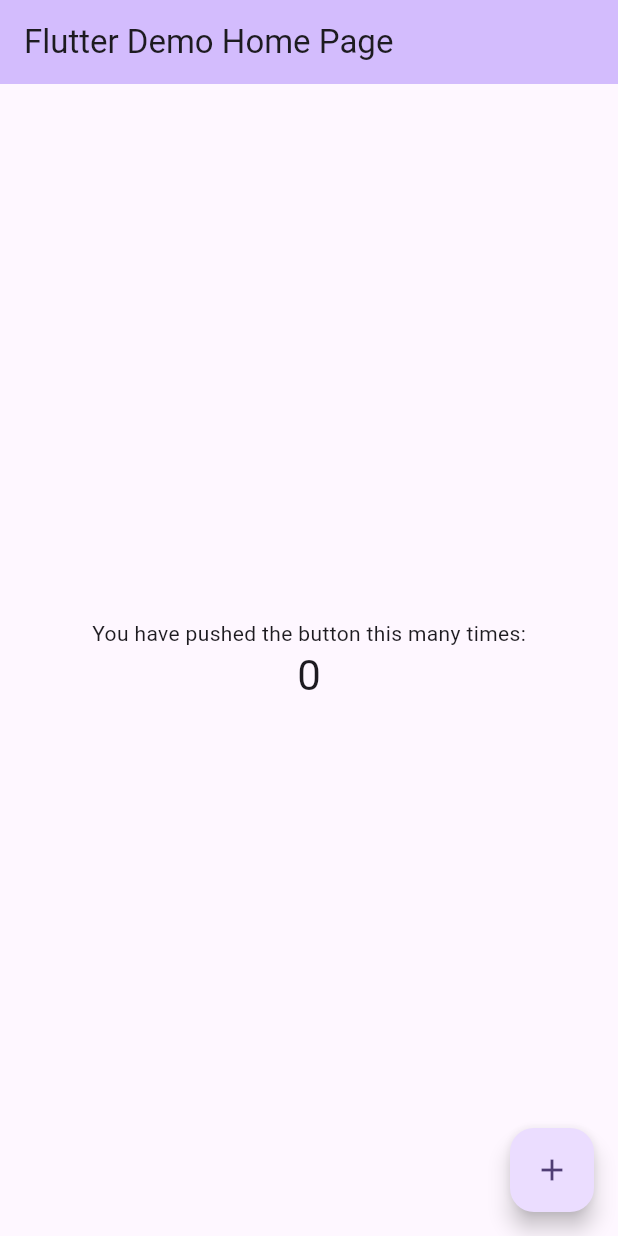
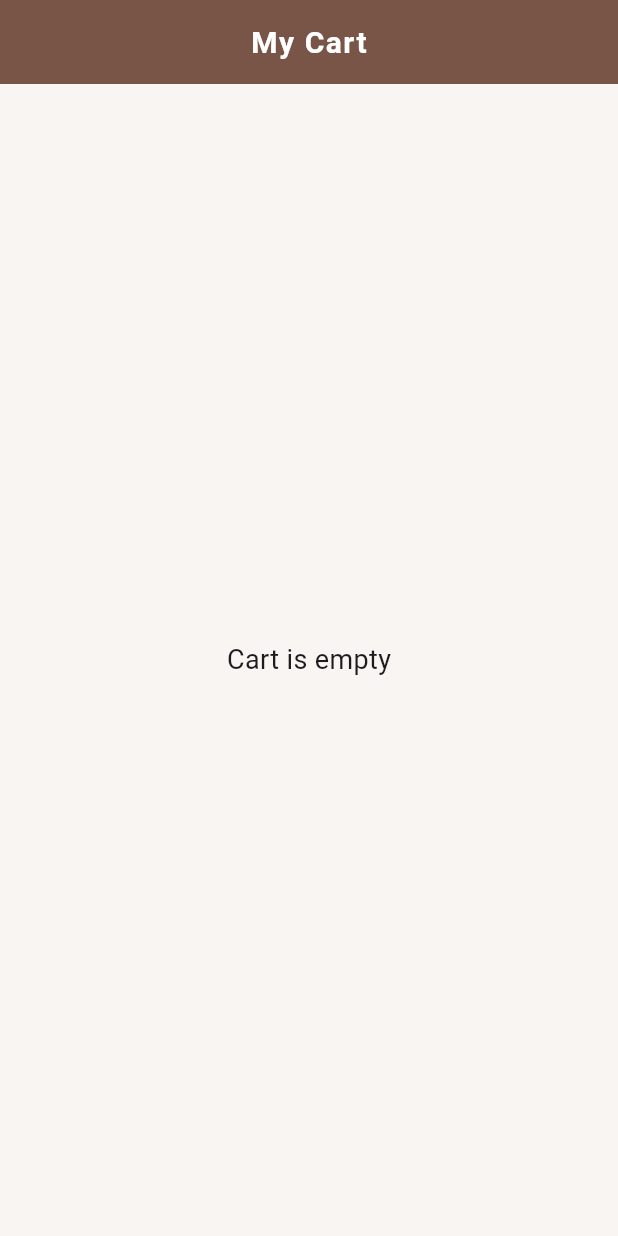
Before and after one commit to nickkenn17-code/mobile_lumiora_1, a Flutter app: the screen it shows after launch, on a phone screen of 412 x 824 dp. Run offline on Flutter 3.47's test engine with Material 3 defaults, Android fonts, the phone set to English and light mode, and no system bars.

Commit message:
Added cart, sectioned off lib folder

```diff
--- a/mobile_lumiora/lib/main.dart
+++ b/mobile_lumiora/lib/main.dart
@@ -1,122 +1,142 @@
 import 'package:flutter/material.dart';
+import 'screen/cart_screen.dart';
 
-void main() {
-  runApp(const MyApp());
+
+void main() { //add this
+    runApp(MyApp());
 }
 
-class MyApp extends StatelessWidget {
-  const MyApp({super.key});
-
-  // This widget is the root of your application.
+class MyApp extends StatelessWidget{
   @override
   Widget build(BuildContext context) {
     return MaterialApp(
-      title: 'Flutter Demo',
-      theme: ThemeData(
-        // This is the theme of your application.
-        //
-        // TRY THIS: Try running your application with "flutter run". You'll see
-        // the application has a purple toolbar. Then, without quitting the app,
-        // try changing the seedColor in the colorScheme below to Colors.green
-        // and then invoke "hot reload" (save your changes or press the "hot
-        // reload" button in a Flutter-supported IDE, or press "r" if you used
-        // the command line to start the app).
-        //
-        // Notice that the counter didn't reset back to zero; the application
-        // state is not lost during the reload. To reset the state, use hot
-        // restart instead.
-        //
-        // This works for code too, not just values: Most code changes can be
-        // tested with just a hot reload.
-        colorScheme: .fromSeed(seedColor: Colors.deepPurple),
-      ),
-      home: const MyHomePage(title: 'Flutter Demo Home Page'),
+      debugShowCheckedModeBanner: false,
+      // UBAH initialRoute ke '/login' agar aplikasi tahu harus mulai dari mana
+      initialRoute: '/cart',
+      routes: {
+        '/cart': (context) =>  CartScreen(),
+      },
     );
   }
 }
 
-class MyHomePage extends StatefulWidget {
-  const MyHomePage({super.key, required this.title});
+// void main() {
+//   runApp(const MyApp());
+// }
 
-  // This widget is the home page of your application. It is stateful, meaning
-  // that it has a State object (defined below) that contains fields that affect
-  // how it looks.
+// class MyApp extends StatelessWidget {
+//   const MyApp({super.key});
 
-  // This class is the configuration for the state. It holds the values (in this
-  // case the title) provided by the parent (in this case the App widget) and
-  // used by the build method of the State. Fields in a Widget subclass are
-  // always marked "final".
+//   // This widget is the root of your application.
+//   @override
+//   Widget build(BuildContext context) {
+//     return MaterialApp(
+//       title: 'Flutter Demo',
+//       theme: ThemeData(
+//         // This is the theme of your application.
+//         //
+//         // TRY THIS: Try running your application with "flutter run". You'll see
+//         // the application has a purple toolbar. Then, without quitting the app,
+//         // try changing the seedColor in the colorScheme below to Colors.green
+//         // and then invoke "hot reload" (save your changes or press the "hot
+//         // reload" button in a Flutter-supported IDE, or press "r" if you used
+//         // the command line to start the app).
+//         //
+//         // Notice that the counter didn't reset back to zero; the application
+//         // state is not lost during the reload. To reset the state, use hot
+//         // restart instead.
+//         //
+//         // This works for code too, not just values: Most code changes can be
+//         // tested with just a hot reload.
+//         colorScheme: .fromSeed(seedColor: Colors.deepPurple),
+//       ),
+//       home: const MyHomePage(title: 'Flutter Demo Home Page'),
+//     );
+//   }
+// }
 
-  final String title;
+// class MyHomePage extends StatefulWidget {
+//   const MyHomePage({super.key, required this.title});
 
-  @override
-  State<MyHomePage> createState() => _MyHomePageState();
-}
+//   // This widget is the home page of your application. It is stateful, meaning
+//   // that it has a State object (defined below) that contains fields that affect
+//   // how it looks.
 
-class _MyHomePageState extends State<MyHomePage> {
-  int _counter = 0;
+//   // This class is the configuration for the state. It holds the values (in this
+//   // case the title) provided by the parent (in this case the App widget) and
+//   // used by the build method of the State. Fields in a Widget subclass are
+//   // always marked "final".
 
-  void _incrementCounter() {
-    setState(() {
-      // This call to setState tells the Flutter framework that something has
-      // changed in this State, which causes it to rerun the build method below
-      // so that the display can reflect the updated values. If we changed
-      // _counter without calling setState(), then the build method would not be
-      // called again, and so nothing would appear to happen.
-      _counter++;
-    });
-  }
+//   final String title;
 
-  @override
-  Widget build(BuildContext context) {
-    // This method is rerun every time setState is called, for instance as done
-    // by the _incrementCounter method above.
-    //
-    // The Flutter framework has been optimized to make rerunning build methods
-    // fast, so that you can just rebuild anything that needs updating rather
-    // than having to individually change instances of widgets.
-    return Scaffold(
-      appBar: AppBar(
-        // TRY THIS: Try changing the color here to a specific color (to
-        // Colors.amber, perhaps?) and trigger a hot reload to see the AppBar
-        // change color while the other colors stay the same.
-        backgroundColor: Theme.of(context).colorScheme.inversePrimary,
-        // Here we take the value from the MyHomePage object that was created by
-        // the App.build method, and use it to set our appbar title.
-        title: Text(widget.title),
-      ),
-      body: Center(
-        // Center is a layout widget. It takes a single child and positions it
-        // in the middle of the parent.
-        child: Column(
-          // Column is also a layout widget. It takes a list of children and
-          // arranges them vertically. By default, it sizes itself to fit its
-          // children horizontally, and tries to be as tall as its parent.
-          //
-          // Column has various properties to control how it sizes itself and
-          // how it positions its children. Here we use mainAxisAlignment to
-          // center the children vertically; the main axis here is the vertical
-          // axis because Columns are vertical (the cross axis would be
-          // horizontal).
-          //
-          // TRY THIS: Invoke "debug painting" (choose the "Toggle Debug Paint"
-          // action in the IDE, or press "p" in the console), to see the
-          // wireframe for each widget.
-          mainAxisAlignment: .center,
-          children: [
-            const Text('You have pushed the button this many times:'),
-            Text(
-              '$_counter',
-              style: Theme.of(context).textTheme.headlineMedium,
-            ),
-          ],
-        ),
-      ),
-      floatingActionButton: FloatingActionButton(
-        onPressed: _incrementCounter,
-        tooltip: 'Increment',
-        child: const Icon(Icons.add),
-      ),
-    );
-  }
-}
+//   @override
+//   State<MyHomePage> createState() => _MyHomePageState();
+// }
+
+// class _MyHomePageState extends State<MyHomePage> {
+//   int _counter = 0;
+
+//   void _incrementCounter() {
+//     setState(() {
+//       // This call to setState tells the Flutter framework that something has
+//       // changed in this State, which causes it to rerun the build method below
+//       // so that the display can reflect the updated values. If we changed
+//       // _counter without calling setState(), then the build method would not be
+//       // called again, and so nothing would appear to happen.
+//       _counter++;
+//     });
+//   }
+
+//   @override
+//   Widget build(BuildContext context) {
+//     // This method is rerun every time setState is called, for instance as done
+//     // by the _incrementCounter method above.
+//     //
+//     // The Flutter framework has been optimized to make rerunning build methods
+//     // fast, so that you can just rebuild anything that needs updating rather
+//     // than having to individually change instances of widgets.
+//     return Scaffold(
+//       appBar: AppBar(
+//         // TRY THIS: Try changing the color here to a specific color (to
+//         // Colors.amber, perhaps?) and trigger a hot reload to see the AppBar
+//         // change color while the other colors stay the same.
+//         backgroundColor: Theme.of(context).colorScheme.inversePrimary,
+//         // Here we take the value from the MyHomePage object that was created by
+//         // the App.build method, and use it to set our appbar title.
+//         title: Text(widget.title),
+//       ),
+//       body: Center(
+//         // Center is a layout widget. It takes a single child and positions it
+//         // in the middle of the parent.
+//         child: Column(
+//           // Column is also a layout widget. It takes a list of children and
+//           // arranges them vertically. By default, it sizes itself to fit its
+//           // children horizontally, and tries to be as tall as its parent.
+//           //
+//           // Column has various properties to control how it sizes itself and
+//           // how it positions its children. Here we use mainAxisAlignment to
+//           // center the children vertically; the main axis here is the vertical
+//           // axis because Columns are vertical (the cross axis would be
+//           // horizontal).
+//           //
+//           // TRY THIS: Invoke "debug painting" (choose the "Toggle Debug Paint"
+//           // action in the IDE, or press "p" in the console), to see the
+//           // wireframe for each widget.
+//           mainAxisAlignment: .center,
+//           children: [
+//             const Text('You have pushed the button this many times:'),
+//             Text(
+//               '$_counter',
+//               style: Theme.of(context).textTheme.headlineMedium,
+//             ),
+//           ],
+//         ),
+//       ),
+//       floatingActionButton: FloatingActionButton(
+//         onPressed: _incrementCounter,
+//         tooltip: 'Increment',
+//         child: const Icon(Icons.add),
+//       ),
+//     );
+//   }
+// }
--- /dev/null
+++ b/mobile_lumiora/lib/models/coffee.dart
@@ -0,0 +1,7 @@
+class Coffee {
+  final String name;
+  final double price;
+  final String image;
+
+  Coffee({required this.name, required this.price, required this.image});
+}
--- /dev/null
+++ b/mobile_lumiora/lib/screen/cart_screen.dart
@@ -0,0 +1,185 @@
+import 'package:flutter/material.dart';
+import '../services/cart_service.dart';
+
+class CartScreen extends StatefulWidget {
+  @override
+  _CartScreenState createState() => _CartScreenState();
+}
+
+class _CartScreenState extends State<CartScreen> {
+
+  @override
+  Widget build(BuildContext context) {
+    final cart = CartService.cart;
+
+    return Scaffold(
+      backgroundColor: Color(0xFFF8F5F2),
+
+      appBar: AppBar(
+        backgroundColor: Colors.brown,
+        elevation: 0,
+        centerTitle: true,
+        title: Text(
+          "My Cart",
+          style: TextStyle(
+            color: Colors.white,
+            fontWeight: FontWeight.bold,
+            fontSize: 20,
+            letterSpacing: 1,
+          ),
+        ),
+      ),
+      body: cart.isEmpty
+          ? Center(
+              child: Text(
+                "Cart is empty",
+                style: TextStyle(fontSize: 18),
+              ),
+            )
+          : Column(
+              children: [
+
+                // LIST ITEM
+                Expanded(
+                  child: ListView.builder(
+                    itemCount: cart.length,
+                    itemBuilder: (context, index) {
+                      final item = cart[index];
+
+                      return Container(
+                        margin: EdgeInsets.all(10),
+                        padding: EdgeInsets.all(10),
+                        decoration: BoxDecoration(
+                          color: Colors.white,
+                          borderRadius: BorderRadius.circular(15),
+                          boxShadow: [
+                            BoxShadow(color: Colors.black12, blurRadius: 5)
+                          ],
+                        ),
+                        child: Row(
+                          children: [
+
+                            // IMAGE
+                            ClipRRect(
+                              borderRadius: BorderRadius.circular(10),
+                              child: Image.network(
+                                item.coffee.image,
+                                width: 70,
+                                height: 70,
+                                fit: BoxFit.cover,
+                              ),
+                            ),
+
+                            SizedBox(width: 10),
+
+                            // NAME + PRICE
+                            Expanded(
+                              child: Column(
+                                crossAxisAlignment: CrossAxisAlignment.start,
+                                children: [
+                                  Text(
+                                    item.coffee.name,
+                                    style: TextStyle(
+                                      fontWeight: FontWeight.bold,
+                                    ),
+                                  ),
+                                  SizedBox(height: 5),
+                                  Text("Rp ${item.coffee.price}"),
+                                ],
+                              ),
+                            ),
+
+                            // QTY CONTROL
+                            Row(
+                              children: [
+                                IconButton(
+                                  icon: Icon(Icons.remove_circle, color: Colors.brown),
+                                  onPressed: () {
+                                    setState(() {
+                                      CartService.decreaseQty(index);
+                                    });
+                                  },
+                                ),
+
+                                Text("${item.qty}"),
+
+                                IconButton(
+                                  icon: Icon(Icons.add_circle, color: Colors.brown),
+                                  onPressed: () {
+                                    setState(() {
+                                      CartService.increaseQty(index);
+                                    });
+                                  },
+                                ),
+                              ],
+                            ),
+
+                            // DELETE
+                            IconButton(
+                              icon: Icon(Icons.delete, color: Colors.red),
+                              onPressed: () {
+                                setState(() {
+                                  CartService.removeItem(index);
+                                });
+                              },
+                            )
+                          ],
+                        ),
+                      );
+                    },
+                  ),
+                ),
+
+                // TOTAL + CHECKOUT
+                Container(
+                  padding: EdgeInsets.all(20),
+                  decoration: BoxDecoration(
+                    color: Colors.white,
+                    boxShadow: [
+                      BoxShadow(color: Colors.black12, blurRadius: 5)
+                    ],
+                  ),
+                  child: Column(
+                    children: [
+
+                      Row(
+                        mainAxisAlignment: MainAxisAlignment.spaceBetween,
+                        children: [
+                          Text(
+                            "Total",
+                            style: TextStyle(fontSize: 18),
+                          ),
+                          Text(
+                            "Rp ${CartService.getTotal()}",
+                            style: TextStyle(
+                              fontSize: 18,
+                              fontWeight: FontWeight.bold,
+                            ),
+                          ),
+                        ],
+                      ),
+
+                      SizedBox(height: 15),
+
+                      ElevatedButton(
+                        onPressed: () {
+                          Navigator.pushNamed(context, '/checkout');
+                        },
+                        style: ElevatedButton.styleFrom(
+                          backgroundColor: Colors.brown,
+                          foregroundColor: const Color.fromARGB(255, 255, 255, 255),
+                          minimumSize: Size(double.infinity, 50),
+                          shape: RoundedRectangleBorder(
+                            borderRadius: BorderRadius.circular(12),
+                          ),
+                        ),
+                        child: Text("Checkout")
+                      )
+                    ],
+                  ),
+                )
+              ],
+            ),
+    );
+  }
+}
--- /dev/null
+++ b/mobile_lumiora/lib/services/cart_service.dart
@@ -0,0 +1,52 @@
+import '../models/coffee.dart';
+
+class CartItem {
+  Coffee coffee;
+  int qty;
+
+  CartItem({required this.coffee, this.qty = 1});
+}
+
+class CartService {
+  static List<CartItem> cart = [];
+
+  static void addToCart(Coffee coffee) {
+    // cek kalau sudah ada → tambah qty
+    for (var item in cart) {
+      if (item.coffee.name == coffee.name) {
+        item.qty++;
+        return;
+      }
+    }
+
+    // kalau belum ada → tambah baru
+    cart.add(CartItem(coffee: coffee));
+  }
+
+  static void increaseQty(int index) {
+    cart[index].qty++;
+  }
+
+  static void decreaseQty(int index) {
+    if (cart[index].qty > 1) {
+      cart[index].qty--;
+    } else {
+      cart.removeAt(index);
+    }
+  }
+
+  static void removeItem(int index) {
+    cart.removeAt(index);
+  }
+
+  static double getTotal() {
+    return cart.fold(
+      0,
+      (total, item) => total + (item.coffee.price * item.qty),
+    );
+  }
+
+  static int getCount() {
+    return cart.fold(0, (total, item) => total + item.qty);
+  }
+}
```
